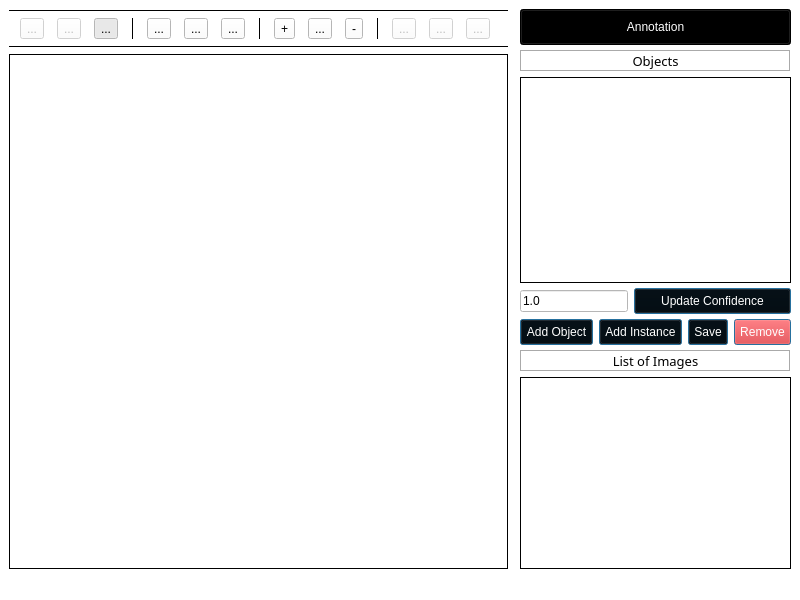
The window that main.ui (add1993/image-annotator-qt) describes before a commit, drawn with Qt 5.
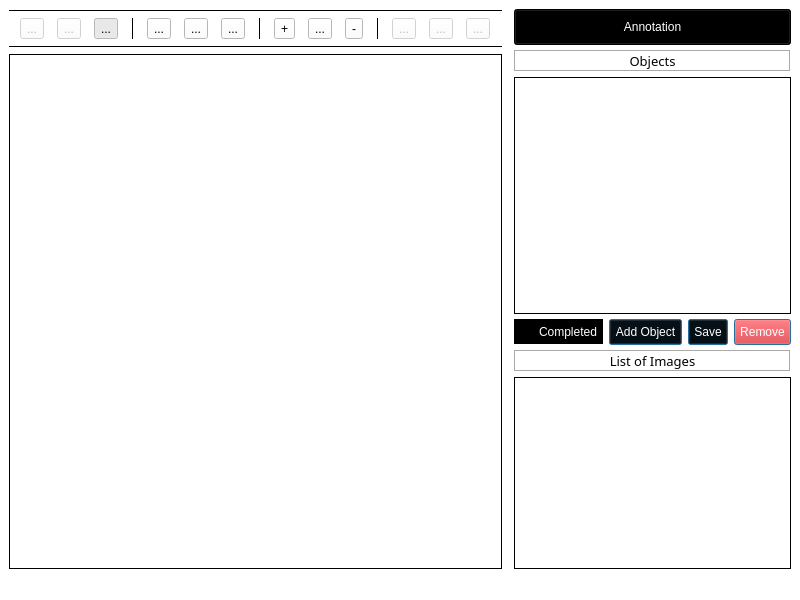
The same window after the commit. Icons and pictures are not drawn.

Commit message: annotator with text fields

Patch:
```diff
--- a/main.ui
+++ b/main.ui
@@ -551,80 +551,35 @@
           </property>
          </widget>
         </item>
-		<item>
-			<layout class="QHBoxLayout" name="horizontalLayout8" stretch="0,1,0,12">
-				<property name="spacing">
-				 <number>6</number>
-				</property>
-				<item>
-					 <widget class="QLineEdit" name="confidence_lineedit">
-					  <property name="font">
-					   <font>
-						<pointsize>9</pointsize>
-					   </font>
-					  </property>
-					  <property name="cursor">
-					   <cursorShape>PointingHandCursor</cursorShape>
-					  </property>
-					  <property name="focusPolicy">
-					   <enum>Qt::StrongFocus</enum>
-					  </property>
-					  <property name="autoFillBackground">
-					   <bool>false</bool>
-					  </property>
-					  <property name="text">
-					   <string>1.0</string>
-					  </property>
-					  <property name="toolTip">
-					   <string>Update confidence</string>
-					  </property>
-					 </widget>
-				 </item>
-				 <item>
-					 <widget class="QPushButton" name="update_conf">
-					  <property name="font">
-					   <font>
-						<pointsize>9</pointsize>
-					   </font>
-					  </property>
-					  <property name="cursor">
-					   <cursorShape>PointingHandCursor</cursorShape>
-					  </property>
-					  <property name="focusPolicy">
-					   <enum>Qt::StrongFocus</enum>
-					  </property>
-					  <property name="autoFillBackground">
-					   <bool>false</bool>
-					  </property>
-					  <property name="styleSheet">
-					   <string notr="true">background-color: black; /* Blue */
-			padding:5px;
-			color:white;</string>
-					  </property>
-					  <property name="text">
-					   <string>Update Confidence</string>
-					  </property>
-					  <property name="toolTip">
-					   <string></string>
-					  </property>
-					  <property name="autoDefault">
-					   <bool>false</bool>
-					  </property>
-					  <property name="default">
-					   <bool>true</bool>
-					  </property>
-					  <property name="flat">
-					   <bool>false</bool>
-					  </property>
-					 </widget>
-				 </item>
-			 </layout>
-        </item>
 		<item>
 			<layout class="QHBoxLayout" name="horizontalLayout7" stretch="0,1,0,12">
 				<property name="spacing">
 				 <number>6</number>
 				</property>
+				<item>
+					 <widget class="QCheckBox" name="check_status">
+					  <property name="font">
+					   <font>
+						<pointsize>9</pointsize>
+					   </font>
+					  </property>
+					  <property name="cursor">
+					   <cursorShape>PointingHandCursor</cursorShape>
+					  </property>
+					  <property name="focusPolicy">
+					   <enum>Qt::StrongFocus</enum>
+					  </property>
+	
+					  <property name="styleSheet">
+					   <string notr="true">background-color: black; /* Blue */
+			padding:5px;
+			color:white;</string>
+					  </property>
+					  <property name="text">
+					   <string>Completed</string>
+					  </property>
+					 </widget>
+				 </item>
 				<item>
 					 <widget class="QPushButton" name="add_object">
 					  <property name="font">
@@ -663,44 +618,7 @@
 					  </property>
 					 </widget>
 				 </item>
-				 <item>
-					 <widget class="QPushButton" name="add_instance">
-					  <property name="font">
-					   <font>
-						<pointsize>9</pointsize>
-					   </font>
-					  </property>
-					  <property name="cursor">
-					   <cursorShape>PointingHandCursor</cursorShape>
-					  </property>
-					  <property name="focusPolicy">
-					   <enum>Qt::StrongFocus</enum>
-					  </property>
-					  <property name="autoFillBackground">
-					   <bool>false</bool>
-					  </property>
-					  <property name="styleSheet">
-					   <string notr="true">background-color: black; /* Blue */
-			padding:5px;
-			color:white;</string>
-					  </property>
-					  <property name="text">
-					   <string>Add Instance</string>
-					  </property>
-					  <property name="toolTip">
-					   <string>Add an object instance</string>
-					  </property>
-					  <property name="autoDefault">
-					   <bool>false</bool>
-					  </property>
-					  <property name="default">
-					   <bool>true</bool>
-					  </property>
-					  <property name="flat">
-					   <bool>false</bool>
-					  </property>
-					 </widget>
-				 </item>
+				 
 				 <item>
 					 <widget class="QPushButton" name="save_json">
 					  <property name="font">
```
The commit also changes 1 other file.
